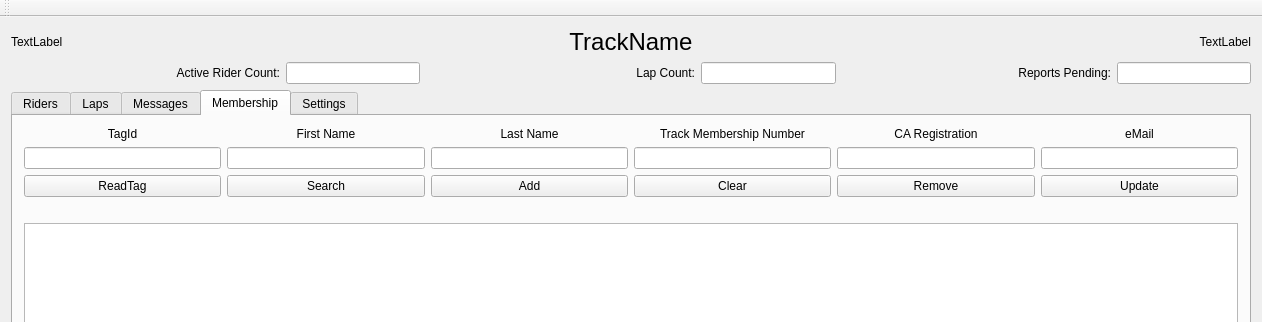
Before: the Qt Designer form src/mainwindow.ui in mbuckaway/laps, drawn with Qt 5; both pictures show x 0 to 1262 and y 0 to 322 of the 1262 by 788 pixel window.
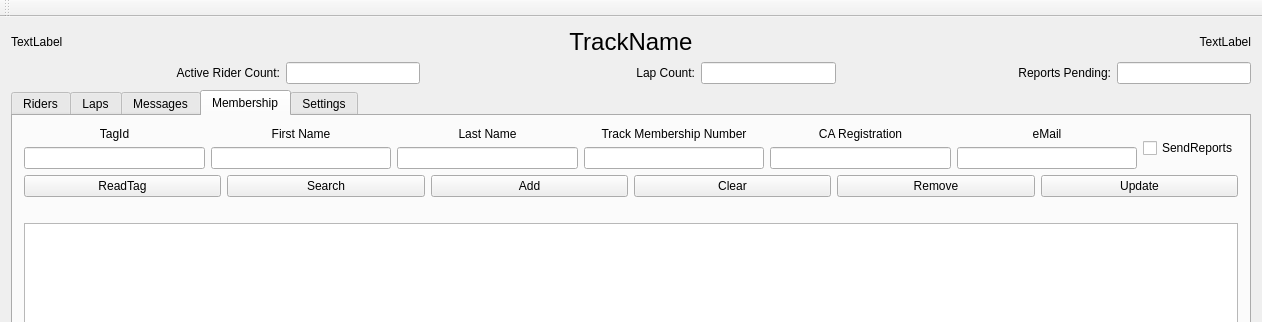
After: the same form once the commit is applied. The open tabs and pages were chosen to show the change.

```diff
--- a/src/mainwindow.ui
+++ b/src/mainwindow.ui
@@ -156,7 +156,7 @@
        <enum>Qt::NoFocus</enum>
       </property>
       <property name="currentIndex">
-       <number>4</number>
+       <number>3</number>
       </property>
       <widget class="QWidget" name="ridersTab">
        <attribute name="title">
@@ -224,6 +224,8 @@
        </attribute>
        <layout class="QGridLayout" name="gridLayout_5">
         <item row="0" column="0">
+         <layout class="QHBoxLayout" name="horizontalLayout">
+          <item>
          <layout class="QVBoxLayout" name="verticalLayout">
           <item>
            <widget class="QLabel" name="deskTagIdLabel">
@@ -247,7 +249,7 @@
           </item>
          </layout>
         </item>
-        <item row="0" column="1">
+          <item>
          <layout class="QVBoxLayout" name="verticalLayout_2">
           <item>
            <widget class="QLabel" name="deskFirstNameLabel">
@@ -271,7 +273,7 @@
           </item>
          </layout>
         </item>
-        <item row="0" column="2">
+          <item>
          <layout class="QVBoxLayout" name="verticalLayout_3">
           <item>
            <widget class="QLabel" name="deskLastNameLabel">
@@ -295,7 +297,7 @@
           </item>
          </layout>
         </item>
-        <item row="0" column="3">
+          <item>
          <layout class="QVBoxLayout" name="verticalLayout_5">
           <item>
            <widget class="QLabel" name="deskMembershipNumberLabel">
@@ -319,7 +321,7 @@
           </item>
          </layout>
         </item>
-        <item row="0" column="4">
+          <item>
          <layout class="QVBoxLayout" name="verticalLayout_4">
           <item>
            <widget class="QLabel" name="deskCaRegistrationLabel">
@@ -343,7 +345,7 @@
           </item>
          </layout>
         </item>
-        <item row="0" column="5">
+          <item>
          <layout class="QVBoxLayout" name="verticalLayout_6">
           <item>
            <widget class="QLabel" name="deskEMailLabel">
@@ -367,8 +369,17 @@
           </item>
          </layout>
         </item>
-        <item row="1" column="0" colspan="6">
-         <layout class="QHBoxLayout" name="horizontalLayout">
+          <item>
+           <widget class="QCheckBox" name="sendReportsCheckBox">
+            <property name="text">
+             <string>SendReports</string>
+            </property>
+           </widget>
+          </item>
+         </layout>
+        </item>
+        <item row="1" column="0">
+         <layout class="QHBoxLayout" name="horizontalLayout_4">
           <item>
            <widget class="QPushButton" name="deskReadPushButton">
             <property name="text">
@@ -416,7 +427,7 @@
           </item>
          </layout>
         </item>
-        <item row="2" column="3">
+        <item row="2" column="0">
          <spacer name="verticalSpacer">
           <property name="orientation">
            <enum>Qt::Vertical</enum>
@@ -429,7 +440,7 @@
           </property>
          </spacer>
         </item>
-        <item row="3" column="0" colspan="6">
+        <item row="3" column="0">
          <widget class="QTableView" name="namesTableView">
           <property name="sizePolicy">
            <sizepolicy hsizetype="Expanding" vsizetype="Expanding">
@@ -1209,7 +1220,7 @@
           </item>
          </layout>
         </widget>
-        <widget class="QWidget" name="">
+        <widget class="QWidget" name="layoutWidget">
          <property name="geometry">
           <rect>
            <x>12</x>
```
Lines whose indentation alone changed are shown as unchanged.
